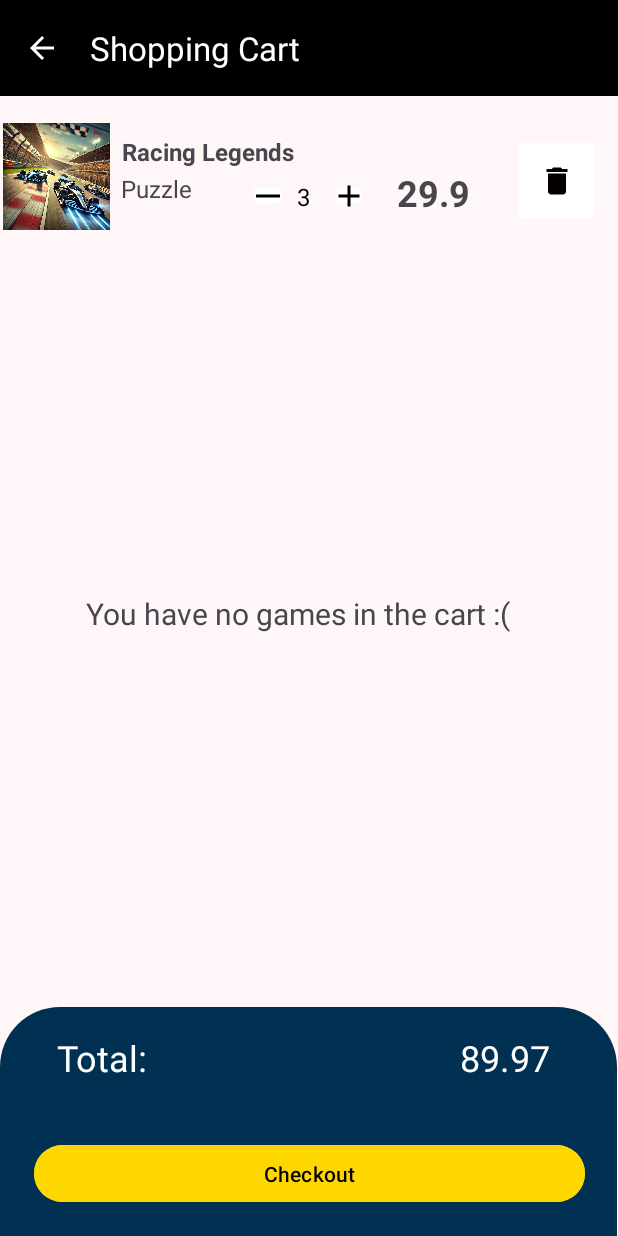
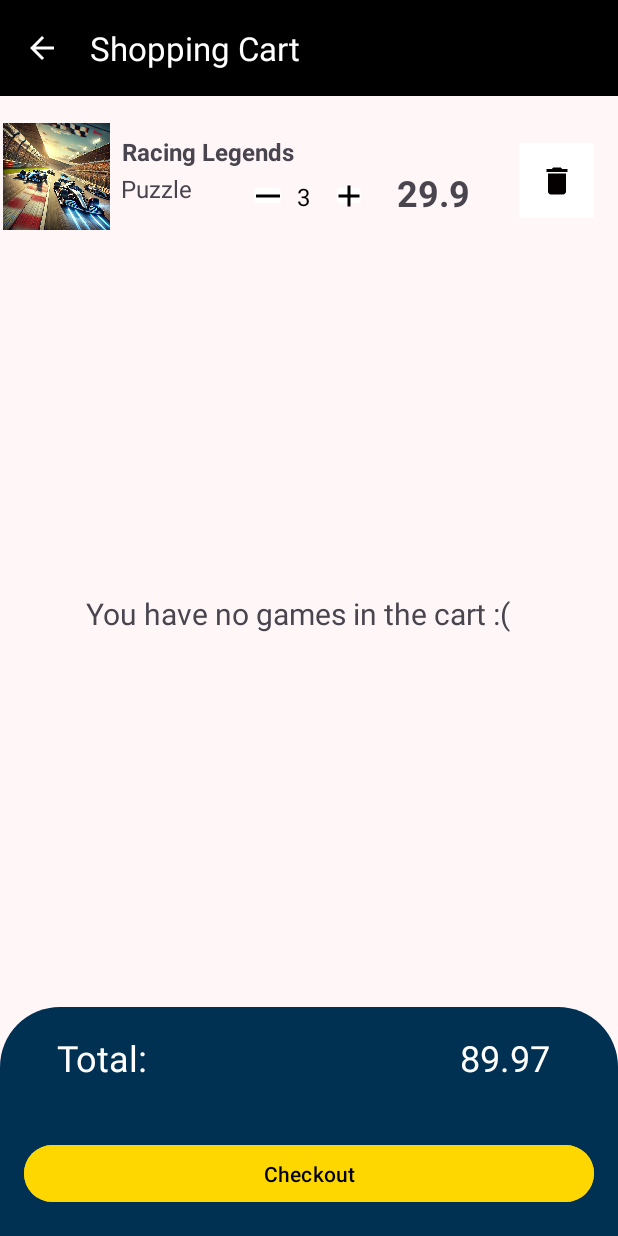
Before and after one commit to NethanShaik/button-mashers, an Android app: the CartActivity screen opened directly, with no data from a screen before it, on a phone screen of 412 x 824 dp. Run offline under Robolectric (Android 15) with nearby library versions, the phone set to English and light mode, and no system bars.

Commit message:
Updated TextView of the total price to match parent

```diff
--- a/app/src/main/res/layout/activity_cart.xml
+++ b/app/src/main/res/layout/activity_cart.xml
@@ -31,7 +31,7 @@
         app:layout_constraintVertical_bias="0.5" />
 
     <TextView
-        android:layout_width="411dp"
+        android:layout_width="0dp"
         android:layout_height="305dp"
         android:background="@drawable/rounded_corners"
         app:layout_constraintBottom_toBottomOf="parent"
@@ -84,8 +84,10 @@
 
     <Button
         android:id="@+id/checkout_button"
-        android:layout_width="367dp"
+        android:layout_width="0dp"
         android:layout_height="46dp"
+        android:layout_marginStart="16dp"
+        android:layout_marginEnd="16dp"
         android:backgroundTint="@color/gold"
         android:text="Checkout"
         android:textColor="@color/black"
```
